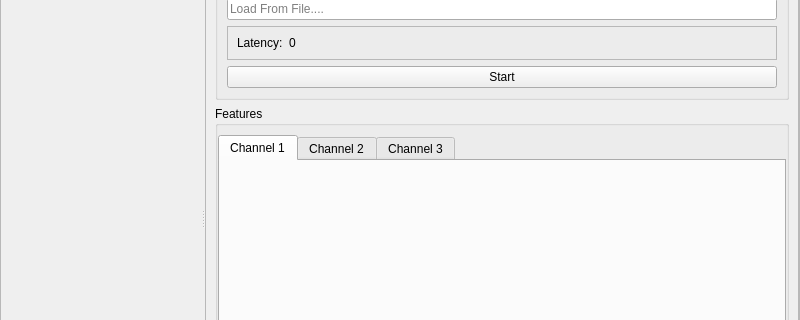
Above: nsys/ui/app.ui from Raghav67816/NID-24 before the change; both pictures show x 0 to 800 and y 82 to 402 of the 800 by 600 pixel window. Below: the same form after it.
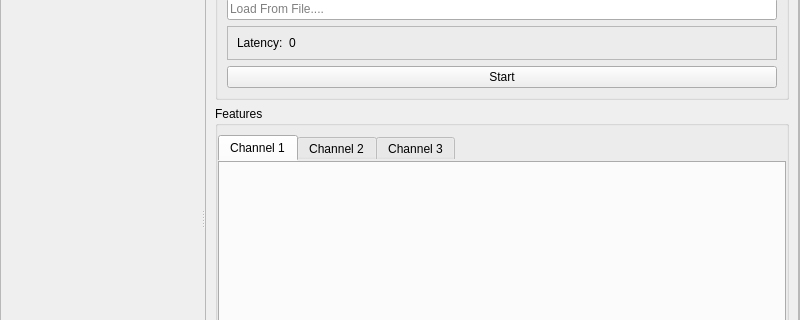
That is the form after the change. Icons and pictures are not drawn.

What changed in the file:
```diff
--- a/nsys/ui/app.ui
+++ b/nsys/ui/app.ui
@@ -316,6 +316,9 @@
               </property>
               <item>
                <widget class="QTabWidget" name="featuresTabWidget">
+                <property name="styleSheet">
+                 <string notr="true">border: none;</string>
+                </property>
                 <property name="currentIndex">
                  <number>0</number>
                 </property>
@@ -323,6 +326,7 @@
                  <attribute name="title">
                   <string>Channel 1</string>
                  </attribute>
+                 <layout class="QVBoxLayout" name="verticalLayout_6"/>
                 </widget>
                 <widget class="QWidget" name="channel_2_features">
                  <attribute name="title">
```
